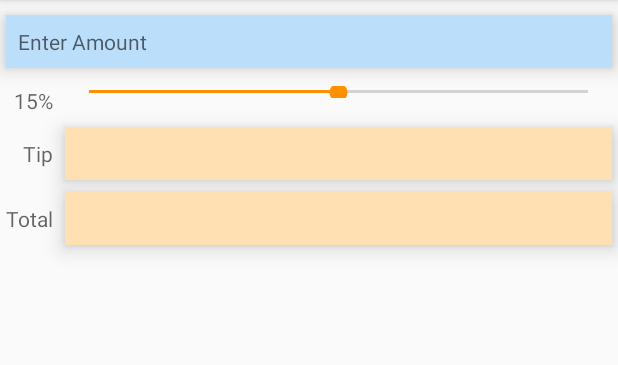
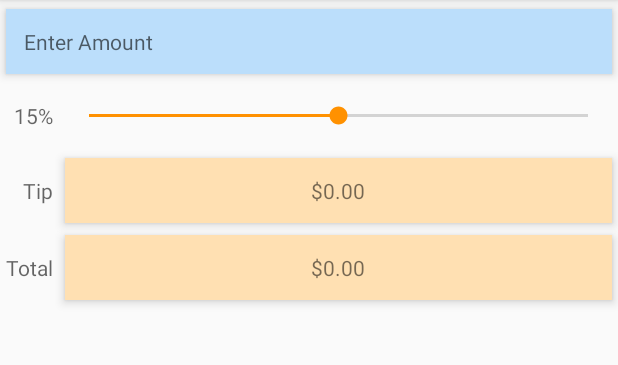
Before and after one commit to FishProgram/Tip-Calculator, an Android app: the screen it shows after launch (MainActivity), on a phone screen of 412 x 824 dp, the part 84-449 px from its top. Run offline under Robolectric (Android 15) with nearby library versions, the phone set to English and light mode, and no system bars.

Commit message:
project is done

```diff
--- a/app/src/main/AndroidManifest.xml
+++ b/app/src/main/AndroidManifest.xml
@@ -9,7 +9,10 @@
         android:roundIcon="@mipmap/ic_launcher_round"
         android:supportsRtl="true"
         android:theme="@style/AppTheme">
-        <activity android:name=".MainActivity">
+        <activity
+            android:name=".MainActivity"
+            android:screenOrientation="portrait"
+            android:windowSoftInputMode="stateAlwaysVisible">
             <intent-filter>
                 <action android:name="android.intent.action.MAIN" />
 
--- a/app/src/main/java/com/example/kirill/tipcalculator/MainActivity.java
+++ b/app/src/main/java/com/example/kirill/tipcalculator/MainActivity.java
@@ -2,12 +2,97 @@ package com.example.kirill.tipcalculator;
 
 import android.support.v7.app.AppCompatActivity;
 import android.os.Bundle;
+import android.text.Editable;
+import android.text.TextWatcher;
+import android.widget.EditText;
+import android.widget.SeekBar;
+import android.widget.TextView;
+
+import java.text.NumberFormat;
 
 public class MainActivity extends AppCompatActivity {
+
+    private static final NumberFormat currencyFormat = NumberFormat.getCurrencyInstance();
+    private static final NumberFormat percentFormat = NumberFormat.getPercentInstance();
+
+    private double billAmount = 0.0; // Сумма счета, введенная пользователем
+    private double percent  = 0.15; // Исходный процент чаевых
+    private TextView amountTextView; // Для отформатированной суммы счета
+    private TextView percentTextView; // Для вывода процента чаевых
+    private TextView tipTextView; // Для вывода вычисленных чаевых 30
+    private TextView totalTextView; // Для вычисленной общей суммы
 
     @Override
     protected void onCreate(Bundle savedInstanceState) {
         super.onCreate(savedInstanceState);
         setContentView(R.layout.activity_main);
+        amountTextView = (TextView)findViewById(R.id.amountTextView);
+        percentTextView = (TextView)findViewById(R.id.percentTextView);
+        tipTextView = (TextView)findViewById(R.id.tipTextView);
+        totalTextView = (TextView)findViewById(R.id.totalTextView);
+
+        tipTextView.setText(currencyFormat.format(0));
+        totalTextView.setText(currencyFormat.format(0));
+
+        EditText amountEditText = (EditText)findViewById(R.id.amountEditText);
+        amountEditText.addTextChangedListener(amountEditTextWatcher);
+
+        SeekBar percentSeekBar = (SeekBar)findViewById(R.id.percentSeekBar);
+        percentSeekBar.setOnSeekBarChangeListener(seekBarListener);
     }
+
+    private void calculate(){
+        percentTextView.setText(percentFormat.format(percent));
+
+        double tip = billAmount * percent;
+        double total = billAmount + tip;
+
+        tipTextView.setText(currencyFormat.format(tip));
+        totalTextView.setText(currencyFormat.format(total));
+    }
+
+    private final SeekBar.OnSeekBarChangeListener seekBarListener = new SeekBar.OnSeekBarChangeListener() {
+        @Override
+        public void onProgressChanged(SeekBar seekBar, int progress, boolean b) {
+            percent =   progress / 100.00;
+            calculate();
+        }
+
+        @Override
+        public void onStartTrackingTouch(SeekBar seekBar) {
+
+        }
+
+        @Override
+        public void onStopTrackingTouch(SeekBar seekBar) {
+
+        }
+    };
+
+    private final TextWatcher amountEditTextWatcher = new TextWatcher() {
+
+        @Override
+        public void beforeTextChanged(CharSequence charSequence, int i, int i1, int i2) {
+
+        }
+
+        @Override
+        public void onTextChanged(CharSequence charSequence, int start, int before, int count) {
+            try{
+                billAmount = Double.parseDouble(charSequence.toString())/100.0;
+                amountTextView.setText(currencyFormat.format(billAmount));
+            }
+            catch (NumberFormatException exp){
+                amountTextView.setText("");
+                billAmount = 0.0;
+            }
+            calculate();
+        }
+
+        @Override
+        public void afterTextChanged(Editable editable) {
+
+        }
+    };
+
 }
--- /dev/null
+++ b/app/src/main/res/values/dimens.xml
@@ -0,0 +1,6 @@
+<?xml version="1.0" encoding="utf-8"?>
+<resources>
+    <dimen name="textview_padding">12dp</dimen>
+    <dimen name="elevation">4dp</dimen>
+    <dimen name="seekbar_height">40dp</dimen>
+</resources>
```
